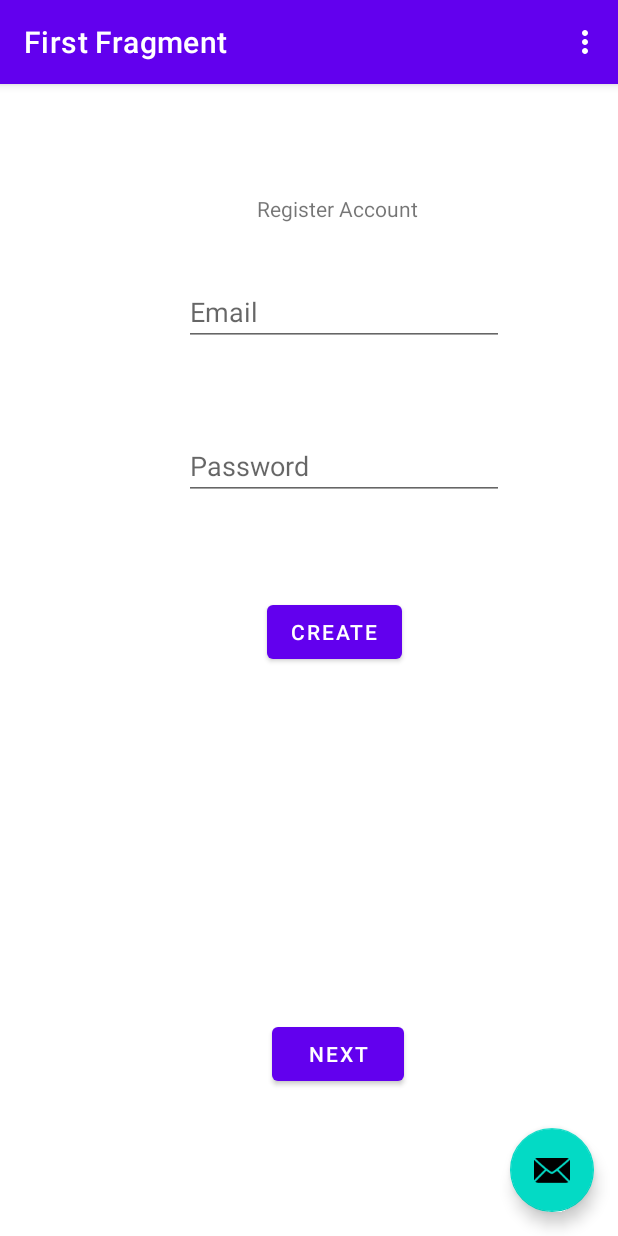
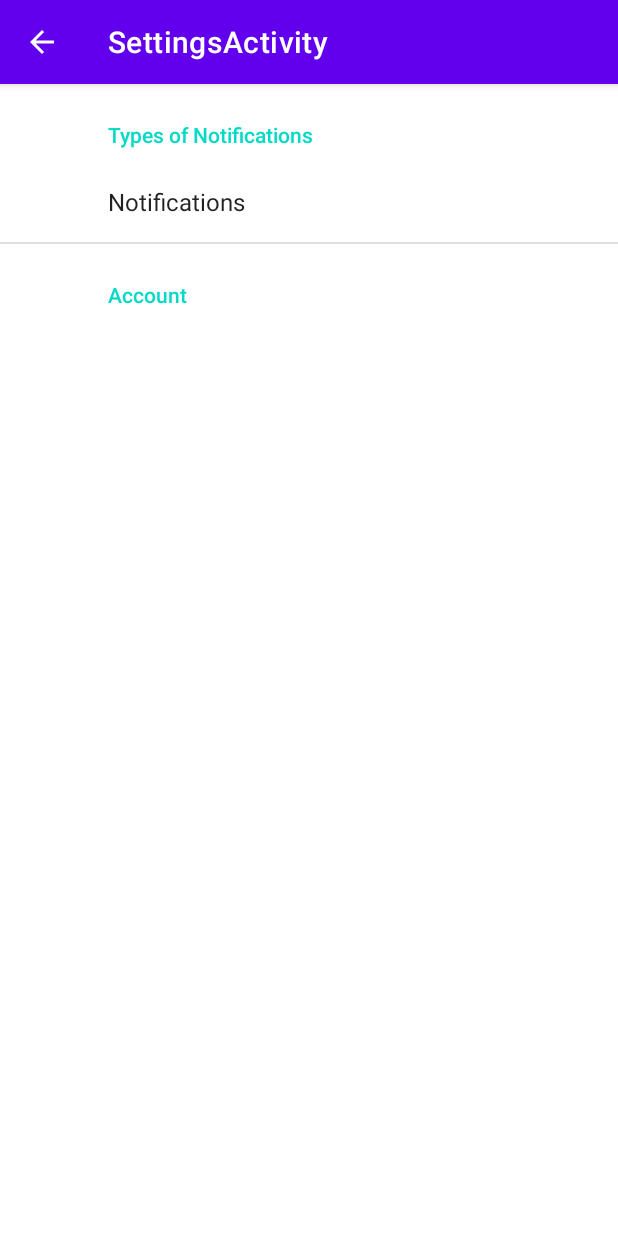
Before and after one commit to Rutvi-Patel/HugMeCampus, an Android app: the screen it shows after launch (MainActivity before the commit, SettingsActivity after it), in the options menu, after a tap on "Settings", on a phone screen of 412 x 824 dp. Run offline under Robolectric (Android 15) with nearby library versions, the phone set to English and light mode, and no system bars; our stand-ins replace Firebase (no records; nobody signed in at launch, a user with empty details on screens opened directly), androidx.preference, navigation-ui.

Commit message:
Added SettingsActivity and created Preference page layout. Added Notification setting.

```diff
--- a/app/build.gradle
+++ b/app/build.gradle
@@ -45,6 +45,7 @@
     implementation 'androidx.constraintlayout:constraintlayout:2.1.2'
     implementation 'androidx.navigation:navigation-fragment:2.3.5'
     implementation 'androidx.navigation:navigation-ui:2.3.5'
+    implementation 'androidx.preference:preference:1.1.1'
     testImplementation 'junit:junit:4.+'
     androidTestImplementation 'androidx.test.ext:junit:1.1.3'
     androidTestImplementation 'androidx.test.espresso:espresso-core:3.4.0'
--- a/app/src/main/AndroidManifest.xml
+++ b/app/src/main/AndroidManifest.xml
@@ -9,6 +9,10 @@
         android:roundIcon="@mipmap/ic_launcher_round"
         android:supportsRtl="true"
         android:theme="@style/Theme.HugMeCampus">
+        <activity
+            android:name=".SettingsActivity"
+            android:exported="false"
+            android:label="@string/title_activity_settings" />
         <activity
             android:name=".MainActivity"
             android:exported="true"
--- a/app/src/main/java/com/diamondTierHuggers/hugMeCampus/MainActivity.java
+++ b/app/src/main/java/com/diamondTierHuggers/hugMeCampus/MainActivity.java
@@ -1,17 +1,20 @@
 package com.diamondTierHuggers.hugMeCampus;
 
+import android.content.Intent;
 import android.os.Bundle;
 
 import com.google.android.material.snackbar.Snackbar;
 
 import androidx.appcompat.app.AppCompatActivity;
 
+import android.provider.Settings;
 import android.view.View;
 
 import androidx.navigation.NavController;
 import androidx.navigation.Navigation;
 import androidx.navigation.ui.AppBarConfiguration;
 import androidx.navigation.ui.NavigationUI;
+import androidx.preference.Preference;
 
 import com.diamondTierHuggers.hugMeCampus.databinding.ActivityMainBinding;
 import com.google.firebase.analytics.FirebaseAnalytics;
@@ -76,8 +79,16 @@
 
         //noinspection SimplifiableIfStatement
         if (id == R.id.action_settings) {
+            Intent i = new Intent(this,SettingsActivity.class);
+            startActivity(i);
             return true;
         }
+//        switch (item.getItemId()){
+//            case R.id.action_settings:
+//                Intent i = new Intent(this, SettingsActivity.class);
+//                startActivity(i);
+//
+//        }
 
         return super.onOptionsItemSelected(item);
     }
--- /dev/null
+++ b/app/src/main/java/com/diamondTierHuggers/hugMeCampus/SettingsActivity.java
@@ -0,0 +1,36 @@
+package com.diamondTierHuggers.hugMeCampus;
+
+import android.os.Bundle;
+
+import androidx.appcompat.app.ActionBar;
+import androidx.appcompat.app.AppCompatActivity;
+import androidx.preference.PreferenceFragmentCompat;
+
+public class SettingsActivity extends AppCompatActivity {
+
+    @Override
+    protected void onCreate(Bundle savedInstanceState) {
+        super.onCreate(savedInstanceState);
+        setContentView(R.layout.settings_activity);
+        if (savedInstanceState == null) {
+            getSupportFragmentManager()
+                    .beginTransaction()
+                    .replace(R.id.settings, new SettingsFragment())
+                    .commit();
+        }
+        ActionBar actionBar = getSupportActionBar();
+        if (actionBar != null) {
+            actionBar.setDisplayHomeAsUpEnabled(true);
+        }
+    }
+
+    public static class SettingsFragment extends PreferenceFragmentCompat {
+        @Override
+        public void onCreatePreferences(Bundle savedInstanceState, String rootKey) {
+            setPreferencesFromResource(R.xml.root_preferences, rootKey);
+        }
+    }
+
+
+
+}
--- /dev/null
+++ b/app/src/main/res/layout/settings_activity.xml
@@ -0,0 +1,9 @@
+<LinearLayout xmlns:android="http://schemas.android.com/apk/res/android"
+    android:layout_width="match_parent"
+    android:layout_height="match_parent">
+
+    <FrameLayout
+        android:id="@+id/settings"
+        android:layout_width="match_parent"
+        android:layout_height="match_parent" />
+</LinearLayout>
--- /dev/null
+++ b/app/src/main/res/values/arrays.xml
@@ -0,0 +1,15 @@
+<resources>
+    <!-- Reply Preference -->
+    <string-array name="reply_entries">
+        <item>Only Friends</item>
+        <item>Preferred Hug Type</item>
+        <item>Anyone</item>
+    </string-array>
+
+    <string-array name="reply_values">
+        <item>1</item>
+        <item>2</item>
+        <item>3</item>
+    </string-array>
+
+</resources>
--- a/app/src/main/res/values/strings.xml
+++ b/app/src/main/res/values/strings.xml
@@ -9,4 +9,20 @@
 
     <string name="hello_first_fragment">Hello first fragment</string>
     <string name="hello_second_fragment">Hello second fragment. Arg: %1$s</string>
+    <string name="title_activity_settings">SettingsActivity</string>
+
+    <!-- Preference Titles -->
+    <string name="messages_header">Messages</string>
+    <string name="sync_header">Sync</string>
+
+    <!-- Messages Preferences -->
+    <string name="signature_title">Your signature</string>
+    <string name="reply_title">Default reply action</string>
+
+    <!-- Sync Preferences -->
+    <string name="sync_title">Sync email periodically</string>
+    <string name="attachment_title">Download incoming attachments</string>
+    <string name="attachment_summary_on">Automatically download attachments for incoming emails
+    </string>
+    <string name="attachment_summary_off">Only download attachments when manually requested</string>
 </resources>
--- /dev/null
+++ b/app/src/main/res/xml/root_preferences.xml
@@ -0,0 +1,15 @@
+<PreferenceScreen xmlns:android="http://schemas.android.com/apk/res/android"
+    xmlns:app="http://schemas.android.com/apk/res-auto">
+
+    <PreferenceCategory app:title="Types of Notifications"/>
+
+        <ListPreference
+            android:defaultValue="false"
+            android:key="Notifications"
+            android:entries="@array/reply_entries"
+            android:entryValues="@array/reply_values"
+            android:title="Notifications"/>
+
+    <PreferenceCategory app:title="Account"/>
+
+</PreferenceScreen>
```
Also changed, not shown: 1 other file.
